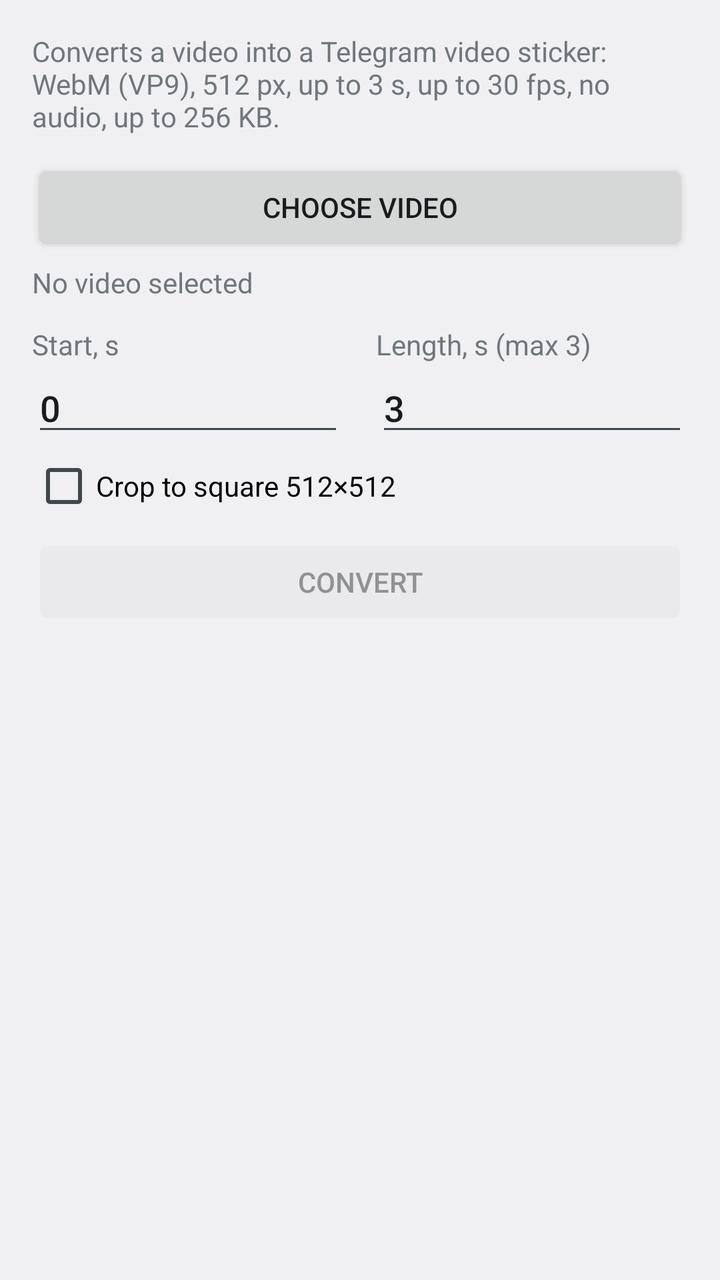
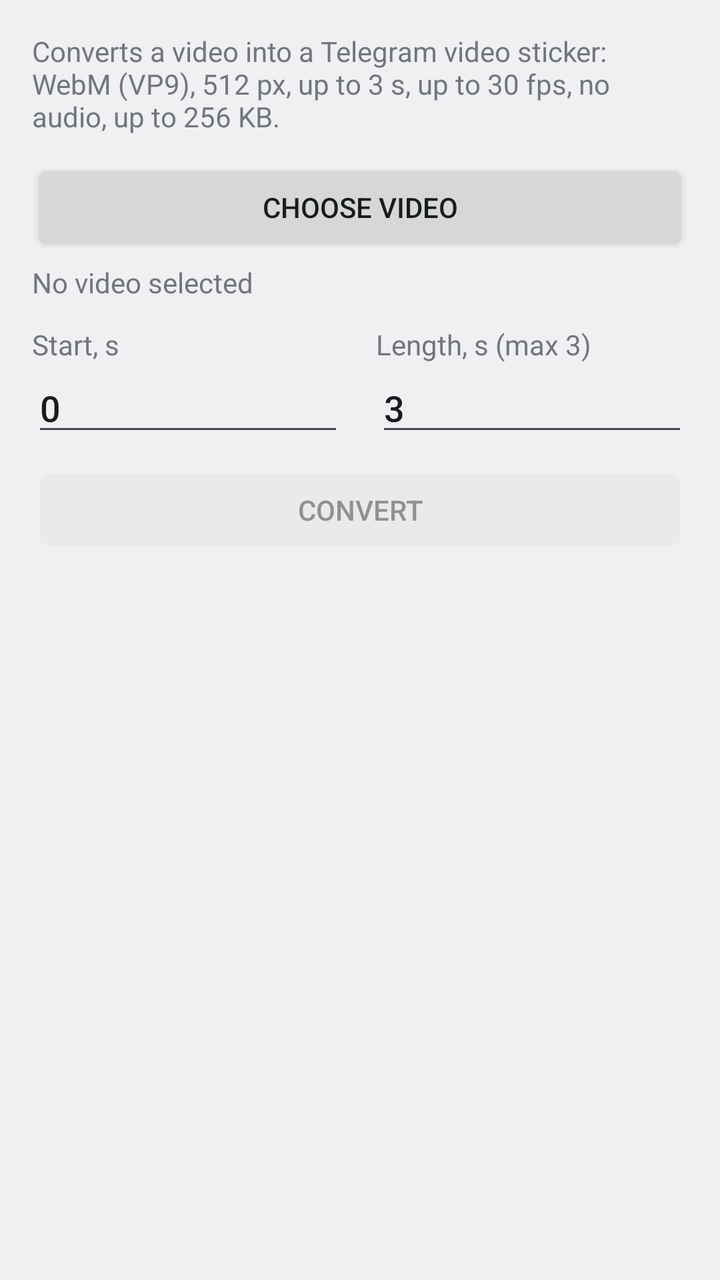

Compare the two renders of this Android layout. The source of the first and the diff that turns it into the second are given below.
<!-- AndroidManifest.xml: application theme AppTheme -->
<!-- res/layout/activity_main.xml -->
<?xml version="1.0" encoding="utf-8"?>
<ScrollView xmlns:android="http://schemas.android.com/apk/res/android"
    android:layout_width="match_parent"
    android:layout_height="match_parent"
    android:fillViewport="true"
    android:fitsSystemWindows="true">

    <LinearLayout
        android:layout_width="match_parent"
        android:layout_height="wrap_content"
        android:orientation="vertical"
        android:padding="16dp">

        <TextView
            android:layout_width="match_parent"
            android:layout_height="wrap_content"
            android:text="@string/intro"
            android:textAppearance="?android:attr/textAppearanceSmall" />

        <Button
            android:id="@+id/pickButton"
            android:layout_width="match_parent"
            android:layout_height="wrap_content"
            android:layout_marginTop="12dp"
            android:text="@string/pick_video" />

        <TextView
            android:id="@+id/videoInfo"
            android:layout_width="match_parent"
            android:layout_height="wrap_content"
            android:layout_marginTop="4dp"
            android:text="@string/no_video" />

        <LinearLayout
            android:layout_width="match_parent"
            android:layout_height="wrap_content"
            android:layout_marginTop="12dp"
            android:baselineAligned="false"
            android:orientation="horizontal">

            <LinearLayout
                android:layout_width="0dp"
                android:layout_height="wrap_content"
                android:layout_marginEnd="8dp"
                android:layout_weight="1"
                android:orientation="vertical">

                <TextView
                    android:layout_width="wrap_content"
                    android:layout_height="wrap_content"
                    android:labelFor="@+id/startInput"
                    android:text="@string/start_label"
                    android:textAppearance="?android:attr/textAppearanceSmall" />

                <EditText
                    android:id="@+id/startInput"
                    android:layout_width="match_parent"
                    android:layout_height="wrap_content"
                    android:importantForAutofill="no"
                    android:inputType="numberDecimal"
                    android:maxLength="8"
                    android:text="0" />
            </LinearLayout>

            <LinearLayout
                android:layout_width="0dp"
                android:layout_height="wrap_content"
                android:layout_marginStart="8dp"
                android:layout_weight="1"
                android:orientation="vertical">

                <TextView
                    android:layout_width="wrap_content"
                    android:layout_height="wrap_content"
                    android:labelFor="@+id/durationInput"
                    android:text="@string/duration_label"
                    android:textAppearance="?android:attr/textAppearanceSmall" />

                <EditText
                    android:id="@+id/durationInput"
                    android:layout_width="match_parent"
                    android:layout_height="wrap_content"
                    android:importantForAutofill="no"
                    android:inputType="numberDecimal"
                    android:maxLength="5"
                    android:text="3" />
            </LinearLayout>
        </LinearLayout>

        <CheckBox
            android:id="@+id/squareCheck"
            android:layout_width="wrap_content"
            android:layout_height="wrap_content"
            android:layout_marginTop="4dp"
            android:text="@string/square_crop" />

        <Button
            android:id="@+id/convertButton"
            android:layout_width="match_parent"
            android:layout_height="wrap_content"
            android:layout_marginTop="8dp"
            android:enabled="false"
            android:text="@string/convert" />

        <ProgressBar
            android:id="@+id/progress"
            style="?android:attr/progressBarStyleHorizontal"
            android:layout_width="match_parent"
            android:layout_height="wrap_content"
            android:layout_marginTop="8dp"
            android:max="1000"
            android:visibility="gone" />

        <TextView
            android:id="@+id/status"
            android:layout_width="match_parent"
            android:layout_height="wrap_content"
            android:layout_marginTop="8dp" />

        <LinearLayout
            android:id="@+id/resultPanel"
            android:layout_width="match_parent"
            android:layout_height="wrap_content"
            android:orientation="vertical"
            android:visibility="gone">

            <VideoView
                android:id="@+id/preview"
                android:layout_width="wrap_content"
                android:layout_height="220dp"
                android:layout_gravity="center_horizontal"
                android:layout_marginTop="8dp" />

            <LinearLayout
                android:layout_width="match_parent"
                android:layout_height="wrap_content"
                android:layout_marginTop="8dp"
                android:orientation="horizontal">

                <Button
                    android:id="@+id/saveButton"
                    android:layout_width="0dp"
                    android:layout_height="wrap_content"
                    android:layout_marginEnd="4dp"
                    android:layout_weight="1"
                    android:text="@string/save" />

                <Button
                    android:id="@+id/shareButton"
                    android:layout_width="0dp"
                    android:layout_height="wrap_content"
                    android:layout_marginStart="4dp"
                    android:layout_weight="1"
                    android:text="@string/share" />
            </LinearLayout>

            <TextView
                android:layout_width="match_parent"
                android:layout_height="wrap_content"
                android:layout_marginTop="8dp"
                android:text="@string/hint"
                android:textAppearance="?android:attr/textAppearanceSmall" />
        </LinearLayout>
    </LinearLayout>
</ScrollView>
<!-- resources referenced by this layout -->
<resources>
  <string name="convert">Convert</string>
  <string name="duration_label">Length, s (max 3)</string>
  <string name="hint">To add the sticker: send the .webm file to the @Stickers bot in Telegram.</string>
  <string name="intro">Converts a video into a Telegram video sticker: WebM (VP9), 512 px, up to 3 s, up to 30 fps, no audio, up to 256 KB.</string>
  <string name="no_video">No video selected</string>
  <string name="pick_video">Choose video</string>
  <string name="save">Save…</string>
  <string name="share">Share</string>
  <string name="square_crop">Crop to square 512×512</string>
  <string name="start_label">Start, s</string>
  <style name="AppTheme" parent="@android:style/Theme.Material.Light.DarkActionBar">
          <item name="android:colorPrimary">#2AABEE</item>
          <item name="android:colorPrimaryDark">#1E96D1</item>
          <item name="android:colorAccent">#2AABEE</item>
      </style>
</resources>

<!-- the commit's change to res/layout/activity_main.xml (unified diff, before → after) -->
@@ -1,5 +1,6 @@
 <?xml version="1.0" encoding="utf-8"?>
 <ScrollView xmlns:android="http://schemas.android.com/apk/res/android"
+    android:id="@+id/scroll"
     android:layout_width="match_parent"
     android:layout_height="match_parent"
     android:fillViewport="true"
@@ -32,6 +33,48 @@
             android:text="@string/no_video" />
 
         <LinearLayout
+            android:id="@+id/cropPanel"
+            android:layout_width="match_parent"
+            android:layout_height="wrap_content"
+            android:orientation="vertical"
+            android:visibility="gone">
+
+            <TextView
+                android:layout_width="match_parent"
+                android:layout_height="wrap_content"
+                android:layout_marginTop="12dp"
+                android:text="@string/crop_hint"
+                android:textAppearance="?android:attr/textAppearanceSmall" />
+
+            <io.github.grailnight.videosticker.CropView
+                android:id="@+id/cropView"
+                android:layout_width="match_parent"
+                android:layout_height="wrap_content"
+                android:layout_marginTop="4dp" />
+
+            <LinearLayout
+                android:layout_width="match_parent"
+                android:layout_height="wrap_content"
+                android:gravity="center_vertical"
+                android:orientation="horizontal">
+
+                <CheckBox
+                    android:id="@+id/squareCheck"
+                    android:layout_width="0dp"
+                    android:layout_height="wrap_content"
+                    android:layout_weight="1"
+                    android:text="@string/square_crop" />
+
+                <Button
+                    android:id="@+id/resetCropButton"
+                    style="?android:attr/borderlessButtonStyle"
+                    android:layout_width="wrap_content"
+                    android:layout_height="wrap_content"
+                    android:text="@string/reset_crop" />
+            </LinearLayout>
+        </LinearLayout>
+
+        <LinearLayout
             android:layout_width="match_parent"
             android:layout_height="wrap_content"
             android:layout_marginTop="12dp"
@@ -86,13 +129,6 @@
                     android:text="3" />
             </LinearLayout>
         </LinearLayout>
-
-        <CheckBox
-            android:id="@+id/squareCheck"
-            android:layout_width="wrap_content"
-            android:layout_height="wrap_content"
-            android:layout_marginTop="4dp"
-            android:text="@string/square_crop" />
 
         <Button
             android:id="@+id/convertButton"
<!-- resource entries referenced after the edit -->
@@ -1,14 +1,16 @@
 <!-- resources referenced by this layout -->
 <resources>
   <string name="convert">Convert</string>
+  <string name="crop_hint">Sticker area: drag the frame to move it, drag its corners or edges to resize.</string>
   <string name="duration_label">Length, s (max 3)</string>
   <string name="hint">To add the sticker: send the .webm file to the @Stickers bot in Telegram.</string>
   <string name="intro">Converts a video into a Telegram video sticker: WebM (VP9), 512 px, up to 3 s, up to 30 fps, no audio, up to 256 KB.</string>
   <string name="no_video">No video selected</string>
   <string name="pick_video">Choose video</string>
+  <string name="reset_crop">Whole frame</string>
   <string name="save">Save…</string>
   <string name="share">Share</string>
-  <string name="square_crop">Crop to square 512×512</string>
+  <string name="square_crop">Square 1:1</string>
   <string name="start_label">Start, s</string>
   <style name="AppTheme" parent="@android:style/Theme.Material.Light.DarkActionBar">
           <item name="android:colorPrimary">#2AABEE</item>
